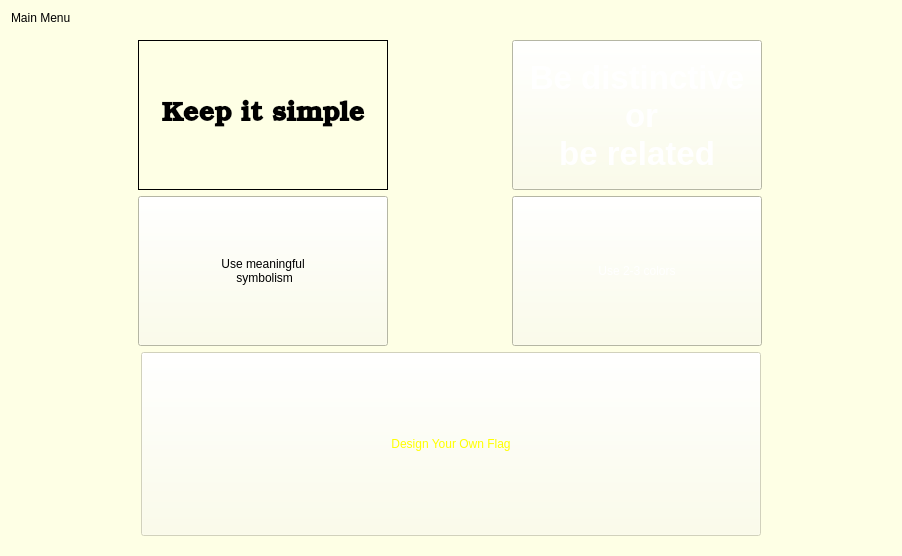
This is mainmenu.ui in zxjorge/EDApp as Qt 5 draws it before an edit. The edited form follows.
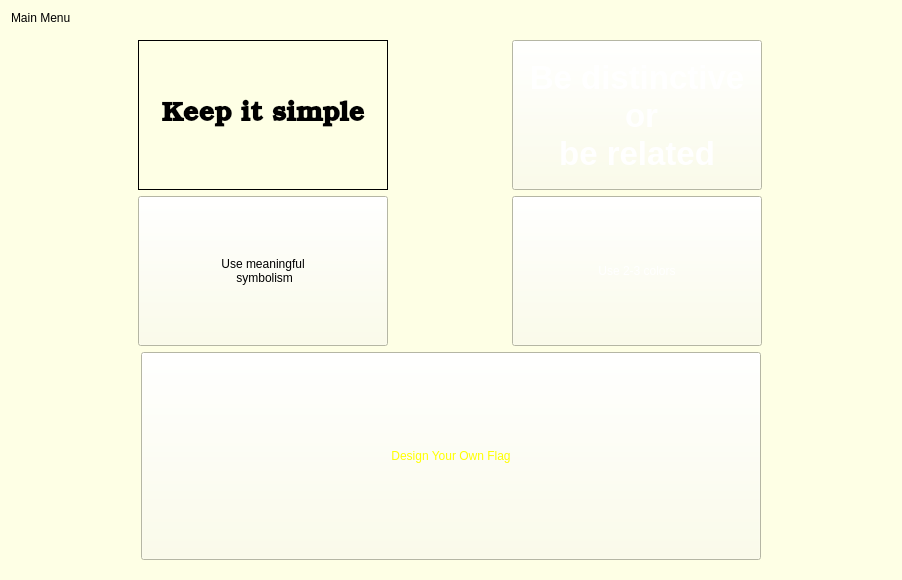
This is the edited form. Icons and pictures are not drawn.

```diff
--- a/mainmenu.ui
+++ b/mainmenu.ui
@@ -7,7 +7,7 @@
     <x>0</x>
     <y>0</y>
     <width>902</width>
-    <height>556</height>
+    <height>580</height>
    </rect>
   </property>
   <property name="sizePolicy">
@@ -224,7 +224,7 @@
         <item>
          <widget class="QPushButton" name="DesignButton">
           <property name="enabled">
-           <bool>false</bool>
+           <bool>true</bool>
           </property>
           <property name="sizePolicy">
            <sizepolicy hsizetype="Expanding" vsizetype="Expanding">
```
